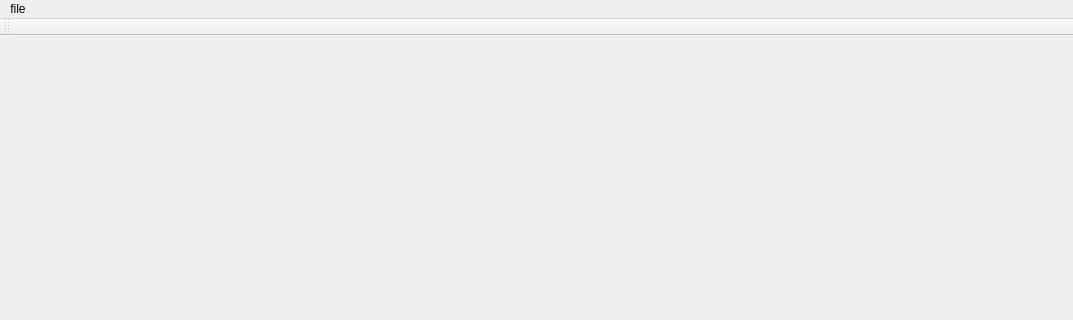
Before: the Qt Designer form mainwindow.ui in yvillepo/pokerMonitor, drawn with Qt 5; both pictures show x 0 to 1073 and y 0 to 320 of the 1073 by 900 pixel window.
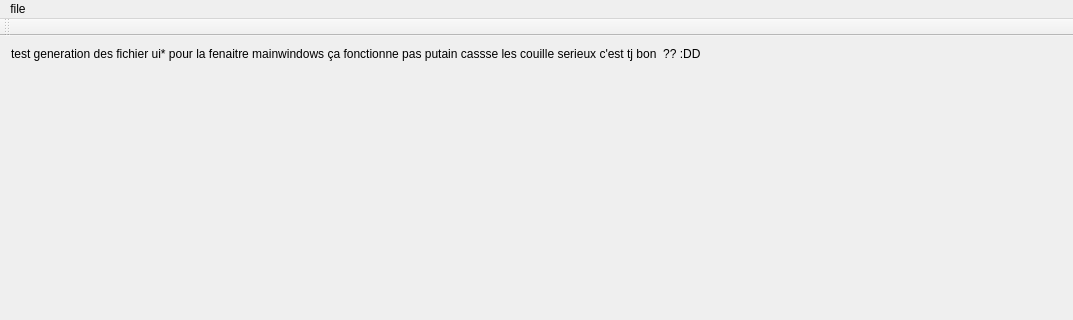
After: the same form once the commit is applied. Icons and pictures are not drawn.

Diff of the .ui file:
```diff
--- a/mainwindow.ui
+++ b/mainwindow.ui
@@ -48,6 +48,26 @@
     <property name="sizeConstraint">
      <enum>QLayout::SetNoConstraint</enum>
     </property>
+    <item>
+     <widget class="QLabel" name="label">
+      <property name="text">
+       <string>test generation des fichier ui* pour la fenaitre mainwindows ça fonctionne pas putain cassse les couille serieux c'est tj bon  ?? :DD</string>
+      </property>
+     </widget>
+    </item>
+    <item>
+     <spacer name="verticalSpacer">
+      <property name="orientation">
+       <enum>Qt::Vertical</enum>
+      </property>
+      <property name="sizeHint" stdset="0">
+       <size>
+        <width>20</width>
+        <height>40</height>
+       </size>
+      </property>
+     </spacer>
+    </item>
    </layout>
   </widget>
   <widget class="QMenuBar" name="menuBar">
```
Left out of the diff: 12 changed lines with no effect on the pictures.
